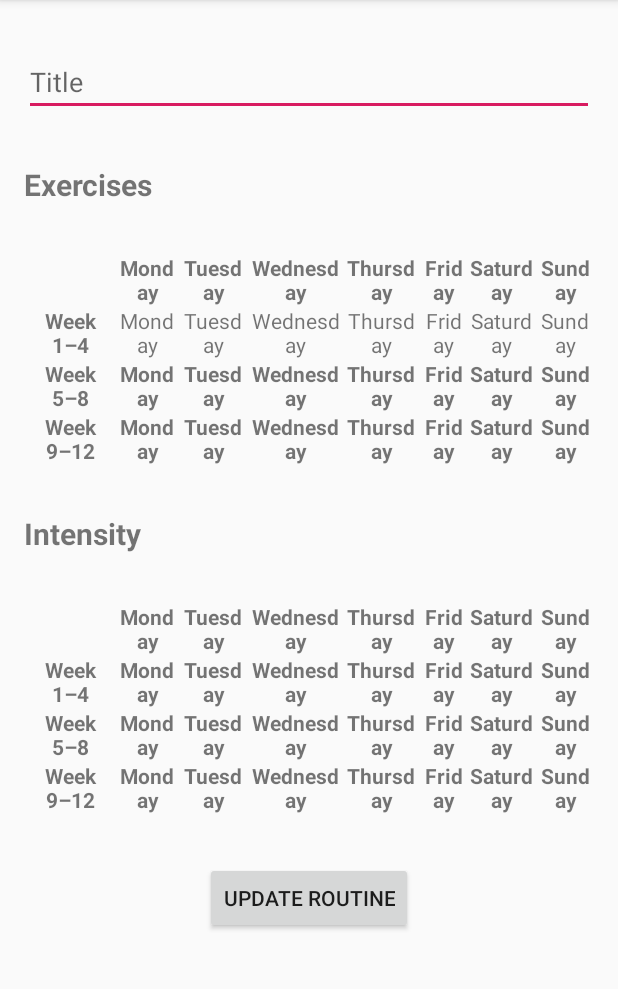
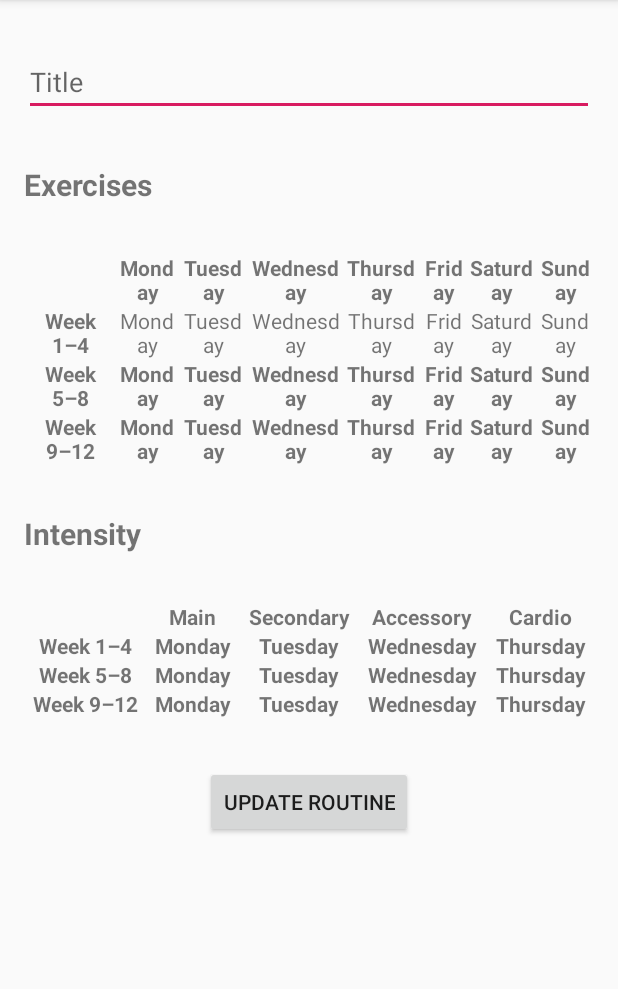
Before and after one commit to ShatterDome1/ProgramMaker, an Android app: the RoutineViewActivity screen opened directly, with no data from a screen before it, on a phone screen of 412 x 824 dp, the part 84-1073 px from its top. Run offline under Robolectric (Android 15) with nearby library versions, the phone set to English and light mode, and no system bars; 6 statements that could not run were skipped.

Commit message:
Gradle version update In Routine in the exercise selection method, don't remove the exercise when it's a calves one to be selected because there aren't enough meaningful exercises. Format intensity table to have main accessory secondary and cardio columns Add String resources Add exercises to dataset also, update the primary mover of hamstring exercises to hamstrings

```diff
--- a/app/src/main/java/com/mpascal/programmaker/core/ExerciseTemplateProvider.java
+++ b/app/src/main/java/com/mpascal/programmaker/core/ExerciseTemplateProvider.java
@@ -86,38 +86,38 @@ public class ExerciseTemplateProvider {
                  *      Day1                    Day2                 Day3                  Day4
                  * Main Back          |     Secondary Legs   |    Secondary Back    |   Main Legs
                  * Main Chest         |     Secondary Back   |    Main Shoulders    |   Secondary Back
-                     * Secondary Shoulder |     Accessory Quads  |    Secondary Chest   |   Accessory Hamstring
-                     * Accessory Biceps   |     Accessory LBack  |    Accessory Triceps |   Accessory LBack
-                     * Accessory Triceps  |     Accessory Calves |    Accessory Biceps  |   Accessory Calves
-                     *                          Accessory AbsU                              Accessory AbsL
-                     *                          Accessory AbsS
+                 * Secondary Shoulder |     Accessory Quads  |    Secondary Chest   |   Accessory Hamstrings
+                 * Accessory UBack    |     Accessory LBack  |    Accessory UBack   |   Accessory LBack
+                 * Accessory Biceps   |     Accessory Calves |    Accessory Biceps  |   Accessory Calves
+                 * Accessory Triceps  |     Accessory AbsL   |    Accessory Triceps |   Accessory AbsU
+                 *                                                                      Accessory AbsS
                  *
                  */
-                    daysTemplates[0] = "Main Back|Main Chest|Secondary Shoulder|Accessory Biceps|Accessory Triceps";
-                    daysTemplates[1] = "Secondary Legs|Secondary Back|Accessory Quads|Accessory LBack|Accessory Calves|Accessory AbsU|Accessory AbsS";
-                    daysTemplates[2] = "Secondary Back|Main Shoulders|Secondary Chest|Accessory Triceps|Accessory Biceps";
-                    daysTemplates[3] = "Main Legs|Secondary Back|Accessory Hamstring|Accessory LBack|Accessory Calves|Accessory AbsL";
+                daysTemplates[0] = "Main Back|Main Chest|Secondary Shoulder|Accessory UBack|Accessory Biceps|Accessory Triceps";
+                daysTemplates[1] = "Secondary Legs|Secondary Back|Accessory Quads|Accessory LBack|Accessory Calves|Accessory AbsL";
+                daysTemplates[2] = "Secondary Back|Main Shoulders|Secondary Chest|Accessory UBack|Accessory Triceps|Accessory Biceps";
+                daysTemplates[3] = "Main Legs|Secondary Back|Accessory Hamstrings|Accessory LBack|Accessory Calves|Accessory AbsU|Accessory AbsS";
                 break;
 
             case "UL+GPP":
                 /**
-                 * UL (Upper Lower + General Physical Preparedness) exercise selection:
+                 * UL+GPP (Upper Lower + General Physical Preparedness) exercise selection:
                  *
                  *      Day1                    Day2                 Day3                  Day4                   Day5
-                 * Main Back          |     Secondary Legs   |    Secondary Back    |   Main Legs           |  Cardio LISS
-                 * Main Chest         |     Secondary Back   |    Main Shoulders    |   Secondary Back      |
-                 * Secondary Shoulder |     Accessory Quads  |    Secondary Chest   |   Accessory Hamstring |
-                 * Accessory Biceps   |     Accessory LBack  |    Accessory Triceps |   Accessory LBack     |
-                 * Accessory Triceps  |     Accessory Calves |    Accessory Biceps  |   Accessory Calves    |
-                 *                          Accessory AbsU                              Accessory AbsL
-                 *                          Accessory AbsS
+                 * Main Back          |     Secondary Legs   |    Secondary Back    |   Main Legs            |  Accessory AbsL
+                 * Main Chest         |     Secondary Back   |    Main Shoulders    |   Secondary Back       |  Accessory AbsU
+                 * Secondary Shoulder |     Accessory Quads  |    Secondary Chest   |   Accessory Hamstrings |  Accessory AbsS
+                 * Accessory UBack    |     Accessory LBack  |    Accessory UBack   |   Accessory LBack      |  Cardio LISS
+                 * Accessory Biceps   |     Accessory Calves |    Accessory Biceps  |   Accessory Calves     |
+                 * Accessory Triceps  |                      |    Accessory Triceps |
+                 *
                  *
                  */
-                daysTemplates[0] = "Main Back|Main Chest|Secondary Shoulder|Accessory Biceps|Accessory Triceps";
-                daysTemplates[1] = "Secondary Legs|Secondary Back|Accessory Quads|Accessory LBack|Accessory Calves|Accessory AbsU|Accessory AbsS";
-                daysTemplates[2] = "Secondary Back|Main Shoulders|Secondary Chest|Accessory Triceps|Accessory Biceps";
-                daysTemplates[3] = "Main Legs|Secondary Back|Accessory Hamstring|Accessory LBack|Accessory Calves|Accessory AbsL";
-                daysTemplates[4] = "Cardio LIIS";
+                daysTemplates[0] = "Main Back|Main Chest|Secondary Shoulder|Accessory UBack|Accessory Biceps|Accessory Triceps";
+                daysTemplates[1] = "Secondary Legs|Secondary Back|Accessory Quads|Accessory LBack|Accessory Calves";
+                daysTemplates[2] = "Secondary Back|Main Shoulders|Secondary Chest|Accessory UBack|Accessory Triceps|Accessory Biceps";
+                daysTemplates[3] = "Main Legs|Secondary Back|Accessory Hamstrings|Accessory LBack|Accessory Calves";
+                daysTemplates[4] = "Accessory AbsL|Accessory AbsU|Accessory AbsS|Cardio LIIS";
                 break;
 
             case "PPL":
@@ -134,7 +134,7 @@ public class ExerciseTemplateProvider {
                  *      Day4                    Day5                    Day6
                  * Main Shoulders      |    Main Back           |   Secondary Legs
                  * Secondary Chest     |    Accessory LBack     |   Accessory Quads
-                 * Accessory MidDelt   |    Accessory Biceps    |   Accessory Hamstrings
+                 * Accessory MidDelts  |    Accessory Biceps    |   Accessory Hamstrings
                  * Accessory Triceps   |    Accessory RearDelts |   Accessory Calves
                  * Accessory AbsL      |    Accessory AbsU      |   Accessory AbsS
                  *
@@ -142,7 +142,7 @@ public class ExerciseTemplateProvider {
                 daysTemplates[0] = "Main Chest|Secondary Shoulders|Accessory Chest|Accessory Triceps|Accessory AbsL";
                 daysTemplates[1] = "Secondary Back|Accessory UBack|Accessory Biceps|Accessory RearDelts|Accessory AbsU";
                 daysTemplates[2] = "Main Legs|Accessory Quads|Accessory Hamstrings|Accessory Calves|Accessory AbsS";
-                daysTemplates[3] = "Main Shoulders|Secondary Chest|Accessory MidDelt|Accessory Triceps|Accessory AbsL";
+                daysTemplates[3] = "Main Shoulders|Secondary Chest|Accessory MidDelts|Accessory Triceps|Accessory AbsL";
                 daysTemplates[4] = "Main Back|Accessory LBack|Accessory Biceps|Accessory RearDelts|Accessory AbsU";
                 daysTemplates[5] = "Secondary Legs|Accessory Quads|Accessory Hamstrings|Accessory Calves|Accessory AbsS";
                 break;
--- a/app/src/main/java/com/mpascal/programmaker/core/Routine.java
+++ b/app/src/main/java/com/mpascal/programmaker/core/Routine.java
@@ -174,7 +174,12 @@ public abstract class Routine implements Parcelable {
                         case "Accessory":
                             exerciseList = accessoryExercises;
                             repRange = accessoryRepsPerBlock;
-                            removeExercise = true;
+
+                            // There aren't enough calves exercises to be able to switch between blocks
+                            if (!exerciseProperties[1].equals("Calves")) {
+                                removeExercise = true;
+                            }
+
                             break;
 
                         case "Cardio":
--- a/app/src/main/res/layout/activity_routine_view.xml
+++ b/app/src/main/res/layout/activity_routine_view.xml
@@ -9,7 +9,7 @@
 
     <androidx.constraintlayout.widget.ConstraintLayout
         android:layout_width="match_parent"
-        android:layout_height="match_parent">
+        android:layout_height="wrap_content">
 
         <EditText
             android:id="@+id/routine_view_title"
@@ -328,7 +328,7 @@
                     android:layout_height="wrap_content"
                     android:layout_weight="1"
                     android:gravity="center"
-                    android:text="@string/monday"
+                    android:text="@string/main"
                     android:textStyle="bold" />
 
                 <TextView
@@ -336,7 +336,7 @@
                     android:layout_height="wrap_content"
                     android:layout_weight="1"
                     android:gravity="center"
-                    android:text="@string/tuesday"
+                    android:text="@string/secondary"
                     android:textStyle="bold" />
 
                 <TextView
@@ -344,7 +344,7 @@
                     android:layout_height="wrap_content"
                     android:layout_weight="1"
                     android:gravity="center"
-                    android:text="@string/wednesday"
+                    android:text="@string/accessory"
                     android:textStyle="bold" />
 
                 <TextView
@@ -352,31 +352,7 @@
                     android:layout_height="wrap_content"
                     android:layout_weight="1"
                     android:gravity="center"
-                    android:text="@string/thursday"
-                    android:textStyle="bold" />
-
-                <TextView
-                    android:layout_width="match_parent"
-                    android:layout_height="wrap_content"
-                    android:layout_weight="1"
-                    android:gravity="center"
-                    android:text="@string/friday"
-                    android:textStyle="bold" />
-
-                <TextView
-                    android:layout_width="match_parent"
-                    android:layout_height="wrap_content"
-                    android:layout_weight="1"
-                    android:gravity="center"
-                    android:text="@string/saturday"
-                    android:textStyle="bold" />
-
-                <TextView
-                    android:layout_width="match_parent"
-                    android:layout_height="wrap_content"
-                    android:layout_weight="1"
-                    android:gravity="center"
-                    android:text="@string/sunday"
+                    android:text="@string/cardio"
                     android:textStyle="bold" />
             </TableRow>
 
@@ -421,30 +397,6 @@
                     android:gravity="center"
                     android:text="@string/thursday"
                     android:textStyle="bold" />
-
-                <TextView
-                    android:layout_width="match_parent"
-                    android:layout_height="wrap_content"
-                    android:layout_weight="1"
-                    android:gravity="center"
-                    android:text="@string/friday"
-                    android:textStyle="bold" />
-
-                <TextView
-                    android:layout_width="match_parent"
-                    android:layout_height="wrap_content"
-                    android:layout_weight="1"
-                    android:gravity="center"
-                    android:text="@string/saturday"
-                    android:textStyle="bold" />
-
-                <TextView
-                    android:layout_width="match_parent"
-                    android:layout_height="wrap_content"
-                    android:layout_weight="1"
-                    android:gravity="center"
-                    android:text="@string/sunday"
-                    android:textStyle="bold" />
             </TableRow>
 
             <TableRow>
@@ -487,30 +439,6 @@
                     android:layout_weight="1"
                     android:gravity="center"
                     android:text="@string/thursday"
-                    android:textStyle="bold" />
-
-                <TextView
-                    android:layout_width="match_parent"
-                    android:layout_height="wrap_content"
-                    android:layout_weight="1"
-                    android:gravity="center"
-                    android:text="@string/friday"
-                    android:textStyle="bold" />
-
-                <TextView
-                    android:layout_width="match_parent"
-                    android:layout_height="wrap_content"
-                    android:layout_weight="1"
-                    android:gravity="center"
-                    android:text="@string/saturday"
-                    android:textStyle="bold" />
-
-                <TextView
-                    android:layout_width="match_parent"
-                    android:layout_height="wrap_content"
-                    android:layout_weight="1"
-                    android:gravity="center"
-                    android:text="@string/sunday"
                     android:textStyle="bold" />
             </TableRow>
 
@@ -555,30 +483,6 @@
                     android:gravity="center"
                     android:text="@string/thursday"
                     android:textStyle="bold" />
-
-                <TextView
-                    android:layout_width="match_parent"
-                    android:layout_height="wrap_content"
-                    android:layout_weight="1"
-                    android:gravity="center"
-                    android:text="@string/friday"
-                    android:textStyle="bold" />
-
-                <TextView
-                    android:layout_width="match_parent"
-                    android:layout_height="wrap_content"
-                    android:layout_weight="1"
-                    android:gravity="center"
-                    android:text="@string/saturday"
-                    android:textStyle="bold" />
-
-                <TextView
-                    android:layout_width="match_parent"
-                    android:layout_height="wrap_content"
-                    android:layout_weight="1"
-                    android:gravity="center"
-                    android:text="@string/sunday"
-                    android:textStyle="bold" />
             </TableRow>
 
         </TableLayout>
--- a/app/src/main/res/values/strings.xml
+++ b/app/src/main/res/values/strings.xml
@@ -72,4 +72,9 @@
     <string name="exercises">Exercises</string>
     <string name="intensity">Intensity</string>
 
+    <string name="main">Main</string>
+    <string name="secondary">Secondary</string>
+    <string name="accessory">Accessory</string>
+    <string name="cardio">Cardio</string>
+
 </resources>
--- a/build.gradle
+++ b/build.gradle
@@ -7,7 +7,7 @@ buildscript {
 
     }
     dependencies {
-        classpath 'com.android.tools.build:gradle:3.6.0'
+        classpath 'com.android.tools.build:gradle:3.6.1'
         classpath 'com.google.gms:google-services:4.3.3'
         // NOTE: Do not place your application dependencies here; they belong
         // in the individual module build.gradle files
```
Also changed, not shown: 1 other file. Lines whose indentation alone changed are shown as unchanged.
